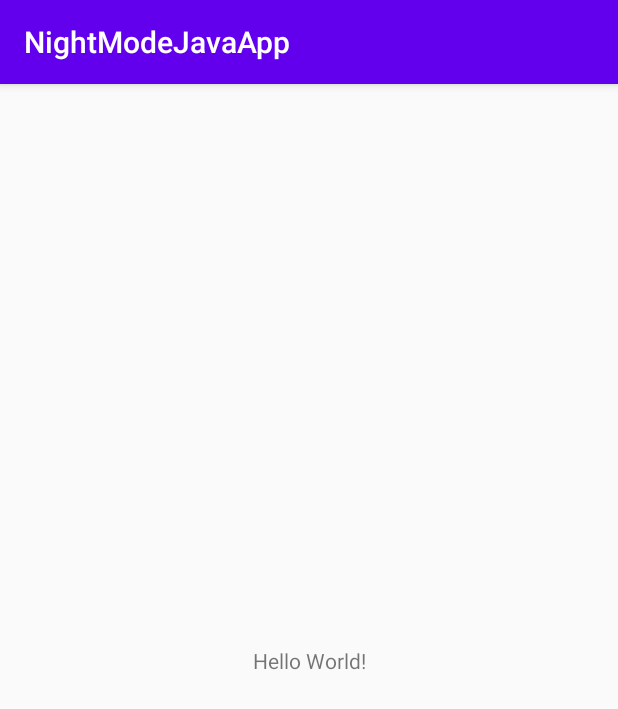
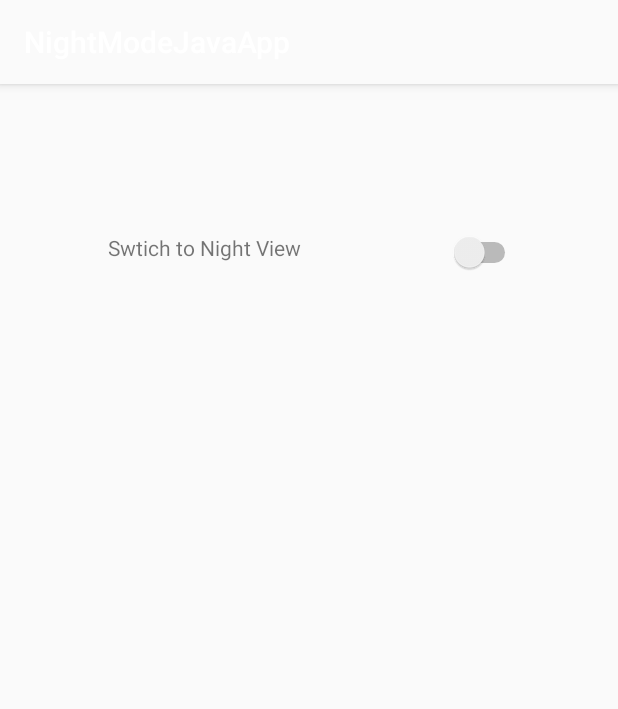
Before and after one commit to SaiprasadRai/NightModeJavaApp, an Android app: the screen it shows after launch (MainActivity), on a phone screen of 412 x 824 dp. Shown: the top 709 px of the screen. Run offline under Robolectric (Android 15) with nearby library versions, the phone set to English and light mode, and no system bars.

Commit message:
Initial design changes

```diff
--- a/app/src/main/res/layout/activity_main.xml
+++ b/app/src/main/res/layout/activity_main.xml
@@ -7,12 +7,27 @@
     tools:context=".MainActivity">
 
     <TextView
+        android:id="@+id/textView2"
+        android:layout_width="151dp"
+        android:layout_height="31dp"
+        android:text="Swtich to Night View"
+        app:layout_constraintBottom_toBottomOf="parent"
+        app:layout_constraintHorizontal_bias="0.275"
+        app:layout_constraintLeft_toLeftOf="parent"
+        app:layout_constraintRight_toRightOf="parent"
+        app:layout_constraintTop_toTopOf="parent"
+        app:layout_constraintVertical_bias="0.135" />
+
+    <Switch
+        android:id="@+id/switch1"
         android:layout_width="wrap_content"
         android:layout_height="wrap_content"
-        android:text="Hello World!"
+        android:layout_marginStart="76dp"
         app:layout_constraintBottom_toBottomOf="parent"
-        app:layout_constraintLeft_toLeftOf="parent"
-        app:layout_constraintRight_toRightOf="parent"
-        app:layout_constraintTop_toTopOf="parent" />
+        app:layout_constraintEnd_toEndOf="parent"
+        app:layout_constraintHorizontal_bias="0.0"
+        app:layout_constraintStart_toEndOf="@+id/textView2"
+        app:layout_constraintTop_toTopOf="parent"
+        app:layout_constraintVertical_bias="0.133" />
 
 </androidx.constraintlayout.widget.ConstraintLayout>
--- a/app/src/main/res/values/colors.xml
+++ b/app/src/main/res/values/colors.xml
@@ -1,6 +1,10 @@
 <?xml version="1.0" encoding="utf-8"?>
 <resources>
-    <color name="colorPrimary">#6200EE</color>
-    <color name="colorPrimaryDark">#3700B3</color>
-    <color name="colorAccent">#03DAC5</color>
+    <color name="colorPrimary">#FAFAFA</color>
+    <color name="colorPrimaryDark">#EEEEEE</color>
+    <color name="colorAccent">#1A237E</color>
+
+    <color name="colorPrimaryForDark">#212121</color>
+    <color name="colorPrimaryDarkForDark">#424242</color>
+    <color name="colorAccentForDark">#8C9EFF</color>
 </resources>
--- a/app/src/main/res/values/styles.xml
+++ b/app/src/main/res/values/styles.xml
@@ -7,4 +7,11 @@
         <item name="colorAccent">@color/colorAccent</item>
     </style>
 
+    <!-- Dark Theme -->
+    <style name="DarkAppTheme" parent="ThemeOverlay.AppCompat.Dark.ActionBar">
+        <!-- Customize your theme here. -->
+        <item name="colorPrimary">@color/colorPrimaryForDark</item>
+        <item name="colorPrimaryDark">@color/colorPrimaryDarkForDark</item>
+        <item name="colorAccent">@color/colorAccentForDark</item>
+    </style>
 </resources>
```
